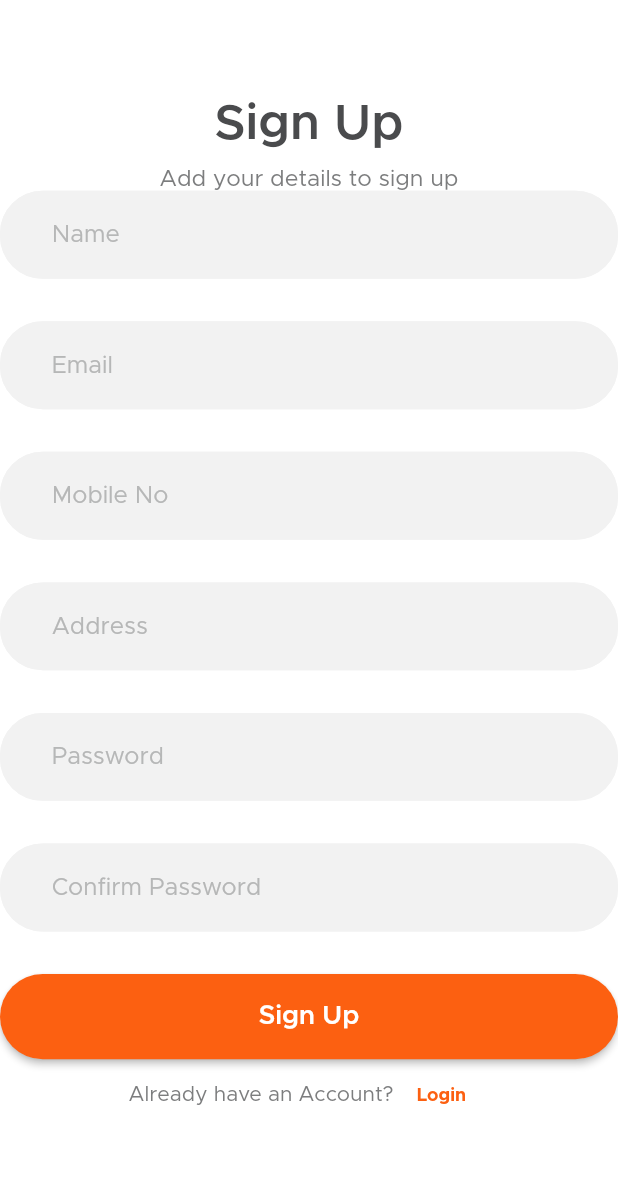
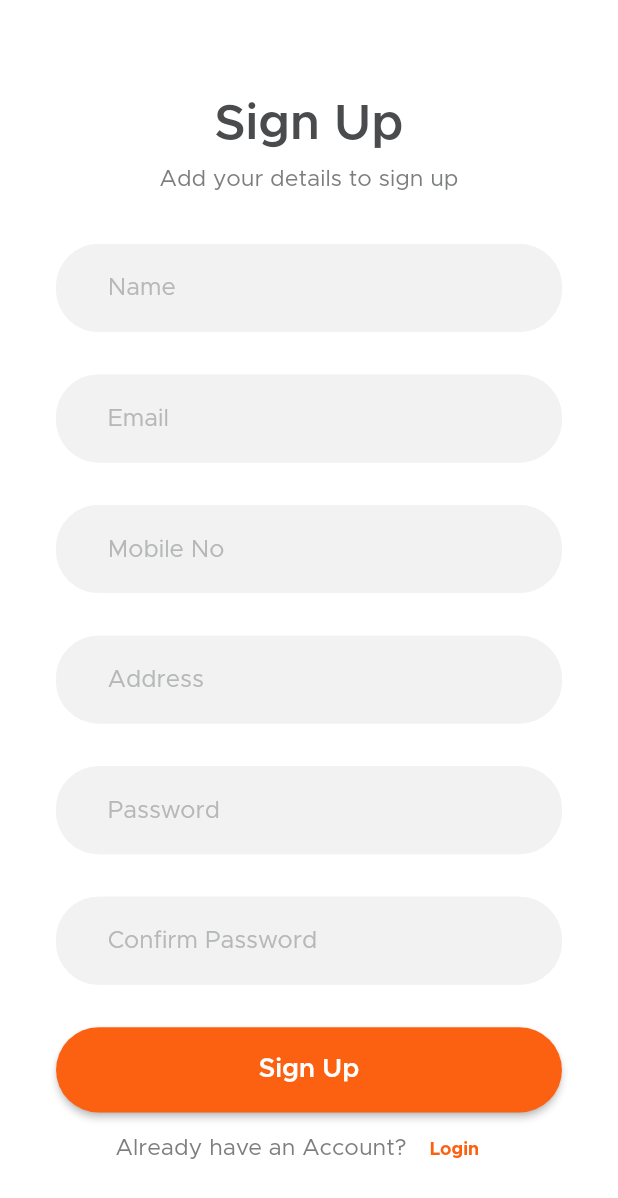
Before and after one commit to zaynrix/Food-Meal-Monkey, a Flutter app: the SignUpPage screen opened by its route, on a phone screen of 412 x 824 dp. Shown: the top 1198 px of the screen. Run offline on Flutter 3.47's test engine with Material 2 defaults, Android fonts, the phone set to English and light mode, and no system bars; our stand-ins replace flutter_rating_bar, flutter_screenutil, pinput; missing offline and left inert: flutter_slider_indicator.

Commit message:
Secand Refactoring auth ui

```diff
--- a/lib/ui/pages/entry/auth/login_page.dart
+++ b/lib/ui/pages/entry/auth/login_page.dart
@@ -15,7 +15,6 @@ class _LoginPageState extends State<LoginPage> {
     final TextStyle? mediumStyle = Theme.of(context).textTheme.labelMedium;
     return Scaffold(
       resizeToAvoidBottomInset: false,
-      backgroundColor: Colors.white,
       body: Padding(
         padding: const EdgeInsets.symmetric(horizontal: AppPadding.p34),
         child: Column(
@@ -75,7 +74,8 @@ class _LoginPageState extends State<LoginPage> {
               color: const Color(0xFFDD4B39),
             ),
             const Spacer(),
-            FooterAuth(text: "Don't have an Account?", textButton: 'Sign Up', onPressed: (){},),
+            FooterAuth(text: "Don't have an Account?", textButton: 'Sign Up',
+              onPressed: (){ServiceNavigation.serviceNavi.pushNamedWidget(RouteGenerator.signUpPage);},),
           ],
         ),
       ),
--- a/lib/ui/pages/entry/auth/reset_password_screen.dart
+++ b/lib/ui/pages/entry/auth/reset_password_screen.dart
@@ -26,7 +26,7 @@ class _ForgotPasswordState extends State<ResetPasswordPage> {
                   ),
                   addVerticalSpace(AppSize.s35.h),
                   CustomButton(text: "Send", onPress: (){
-                    ServiceNavigation.serviceNavi.pushNamedWidget(RouteGenerator.newPasswordPage);
+                    ServiceNavigation.serviceNavi.pushNamedWidget(RouteGenerator.mobileOtpPage);
                   },)
                 ]),
           ),
--- a/lib/ui/pages/entry/auth/sign_up_screen.dart
+++ b/lib/ui/pages/entry/auth/sign_up_screen.dart
@@ -11,76 +11,61 @@ class _SignUpPageState extends State<SignUpPage> {
   @override
   Widget build(BuildContext context) {
     return Scaffold(
-        backgroundColor: Colors.white,
-        body: SingleChildScrollView(
-            child: Column(crossAxisAlignment: CrossAxisAlignment.center,
-                children: [
-                  const AuthHeader(title: "Sign Up", caption: "Add your details to sign up",),
+        body: Padding(
+      padding: EdgeInsets.symmetric(horizontal: AppPadding.p34.w),
+      child: SingleChildScrollView(
+          child:
+              Column(crossAxisAlignment: CrossAxisAlignment.center, children: [
+        const AuthHeader(
+          title: "Sign Up",
+          caption: "Add your details to sign up",
+        ),
+        addVerticalSpace(AppSize.s35.h),
         const MainTextField(
           text: "Name",
           type: TextInputType.name,
         ),
-              SizedBox(
-                height: 28.h,
-              ),
+        addVerticalSpace(AppSize.s28.h),
         const MainTextField(
           text: "Email",
           type: TextInputType.emailAddress,
         ),
-              SizedBox(
-                height: 28.h,
-              ),
+        addVerticalSpace(AppSize.s28.h),
         const MainTextField(
           text: "Mobile No",
           type: TextInputType.phone,
         ),
-              SizedBox(
-                height: 28.h,
-              ),
+        addVerticalSpace(AppSize.s28.h),
         const MainTextField(
           text: "Address",
           type: TextInputType.streetAddress,
         ),
-              SizedBox(
-                height: 28.h,
-              ),
+        addVerticalSpace(AppSize.s28.h),
         const MainTextField(
           text: "Password",
           type: TextInputType.visiblePassword,
           obscure: true,
         ),
-              SizedBox(
-                height: 28.h,
-              ),
+        addVerticalSpace(AppSize.s28.h),
         const MainTextField(
           text: "Confirm Password",
           type: TextInputType.visiblePassword,
           obscure: true,
         ),
-                  SizedBox(
-                    height: 28.h,
+        addVerticalSpace(AppSize.s28.h),
+        CustomButton(
+          text: 'Sign Up',
+          onPress: () {},
         ),
-                  CustomButton(text: 'Sign Up',onPress: (){},),
-                  Row(
-                    mainAxisAlignment: MainAxisAlignment.center,
-                    children: [
-                      const Text("Already have an Account?", style: TextStyle(color: secondaryFontColor),),
-                      TextButton(
+        FooterAuth(
+          text: "Already have an Account?",
+          textButton: 'Login',
           onPressed: () {
-                          setState(() {
-                            ServiceNavigation.serviceNavi.pushNamedReplacement(RouteGenerator.loginPage);
-                          });
+            ServiceNavigation.serviceNavi
+                .pushNamedReplacement(RouteGenerator.loginPage);
           },
-                        child: Text(
-                          "Login",
-                          style: Theme.of(context).textTheme.caption!.copyWith(
-                            fontWeight: FontWeight.bold,
-                            color: orangeColor,
         ),
-                        ),
-                      ),
-                    ],
-                  )
-            ])));
+      ])),
+    ));
   }
 }
--- a/lib/ui/pages/entry/home/home_page.dart
+++ b/lib/ui/pages/entry/home/home_page.dart
@@ -12,7 +12,7 @@ class _HomePageState extends State<HomePage> {
   Widget build(BuildContext context) {
     return Scaffold(
       appBar: AppBar(
-        title: const Text("Good morning Akila!"),
+        title: Text("Good morning Akila!" ,style: TextStyle(fontSize: 20.sp),),
         actions: [
           IconButton(onPressed: () {}, icon: const Icon(Icons.shopping_cart)),
         ],
@@ -49,7 +49,7 @@ class _HomePageState extends State<HomePage> {
                 title: "Most Popular",
               ),
             ),
-            MostPopular(),
+            const MostPopular(),
 
 
             Padding(
--- a/lib/ui/pages/pages.dart
+++ b/lib/ui/pages/pages.dart
@@ -3,7 +3,6 @@ library pages;
 import 'dart:async';
 
 import 'package:flutter/material.dart';
-import 'package:flutter/rendering.dart';
 import 'package:flutter/widgets.dart';
 import 'package:flutter_screenutil/flutter_screenutil.dart';
 import 'package:food_delivery_app/resources/values_manager.dart';
--- a/lib/ui/widgets/widgets.dart
+++ b/lib/ui/widgets/widgets.dart
@@ -11,7 +11,7 @@ import '../../resources/styles.dart';
 part 'splash_logo.dart';
 part 'custom_button.dart';
 part 'text_field.dart';
-part 'auth_widgets/login_header.dart';
+part 'auth_widgets/header_auth.dart';
 part 'homeWidgets/current_location.dart';
 part 'homeWidgets/search_bar.dart';
 part 'homeWidgets/headar-list.dart';
```
Also changed, not shown: lib/pinPut.dart (deleted, +0 -133 lines), lib/resources/theme_manager.dart (+3 -4 lines), lib/ui/pages/entry/auth/mobile_otp_page.dart (+13 -33 lines), lib/ui/pages/entry/on_boarding_page.dart (+2 -10 lines), lib/ui/widgets/auth_widgets/header_auth.dart (renamed from lib/ui/widgets/auth_widgets/login_header.dart). Lines whose indentation alone changed are shown as unchanged.
